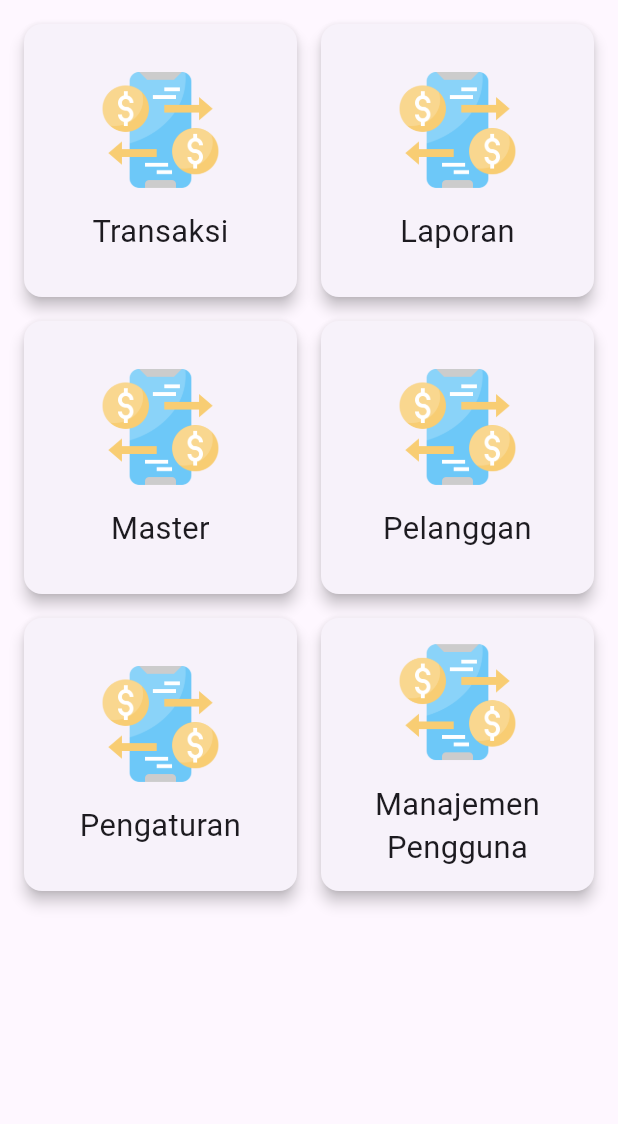
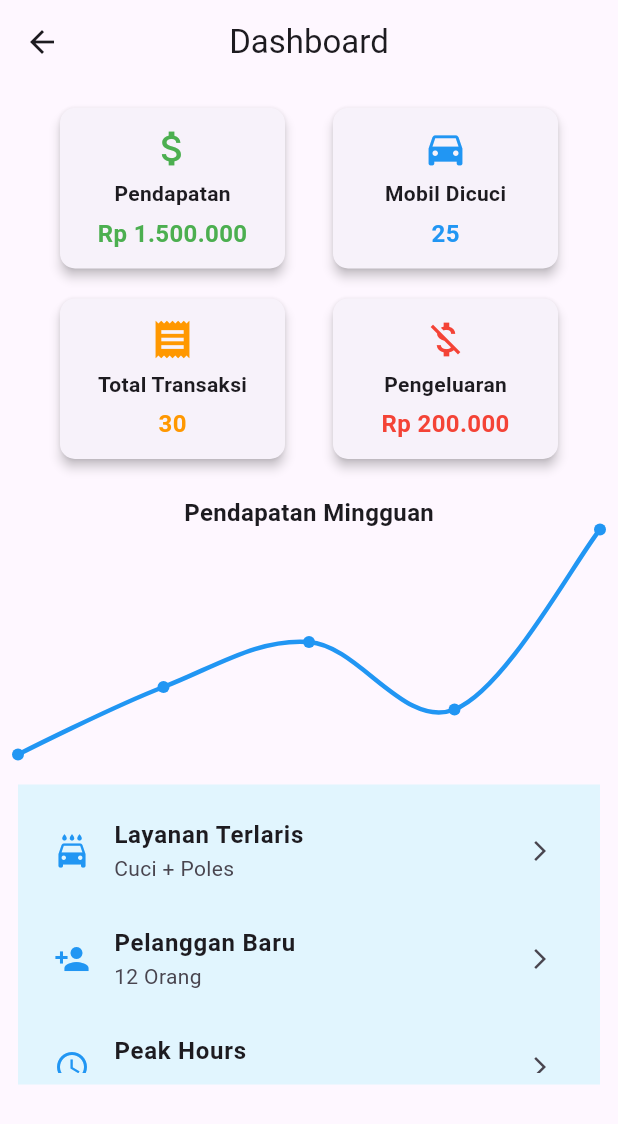
Before and after one commit to indratdev/frontendpos, a Flutter app: the MenuScreen screen opened by its route, after a tap on "Transaksi", on a phone screen of 412 x 824 dp. Shown: the top 1124 px of the screen. Run offline on Flutter 3.47's test engine with Material 3 defaults, Android fonts, the phone set to English and light mode, and no system bars; drawn by our look-alikes of fl_chart; our stand-ins replace flutter_bloc, persistent_bottom_nav_bar_v2, shared_preferences, sqflite; accounts and stored records are empty.

Commit message:
add: dashboard screen

```diff
--- a/lib/config/routes.dart
+++ b/lib/config/routes.dart
@@ -4,9 +4,11 @@ import 'package:frontendpos/presentation/screens/auth_screen/login_option_screen
 import 'package:frontendpos/presentation/screens/auth_screen/login_screen.dart';
 import 'package:frontendpos/presentation/screens/auth_screen/register_screen.dart';
 import 'package:frontendpos/presentation/screens/auth_screen/send_forgot_password_screen.dart';
+import 'package:frontendpos/presentation/screens/dashboard_screen/dashboard_screen.dart';
 import 'package:frontendpos/presentation/screens/home_screen/home_screen.dart';
 import 'package:frontendpos/presentation/screens/home_screen/menu_screen.dart';
 import 'package:frontendpos/presentation/screens/master_screen/master_screen.dart';
+import 'package:frontendpos/presentation/screens/settings_screen/account_screen/account_screen.dart';
 import 'package:frontendpos/presentation/screens/settings_screen/settings_screen.dart';
 import 'package:frontendpos/presentation/screens/splash_screen/splash_screen.dart';
 // import 'package:kita_muslim/presentation/screens/article_screen/article_screen.dart';
@@ -36,7 +38,9 @@ class Routes {
   static const String home = "/home";
   static const String menus = "/menus";
   static const String master = "/home/master";
+  static const String dashboard = "/home/dashboard";
   static const String settings = "/settings";
+  static const String account = "/settings/account";
 
   Map<String, WidgetBuilder> getRoutes = {
     splash: (_) => const SplashScreen(),
@@ -49,5 +53,7 @@ class Routes {
     menus: (_) => MenuScreen(),
     master: (_) => MasterScreen(),
     settings: (_) => SettingsScreen(),
+    account: (_) => AccountScreen(),
+    dashboard: (_) => DashboardScreen(),
   };
 }
--- /dev/null
+++ b/lib/presentation/screens/dashboard_screen/dashboard_screen.dart
@@ -0,0 +1,133 @@
+import 'package:flutter/material.dart';
+import 'package:fl_chart/fl_chart.dart';
+
+class DashboardScreen extends StatelessWidget {
+  const DashboardScreen({super.key});
+
+  @override
+  Widget build(BuildContext context) {
+    return Scaffold(
+      appBar: AppBar(
+        title: const Text("Dashboard"),
+        centerTitle: true,
+      ),
+      body: SingleChildScrollView(
+        physics: const AlwaysScrollableScrollPhysics(),
+        scrollDirection: Axis.vertical,
+        child: Padding(
+          padding: const EdgeInsets.all(12.0),
+          child: Column(
+            children: [
+              // Summary Cards
+              Row(
+                mainAxisAlignment: MainAxisAlignment.spaceEvenly,
+                children: [
+                  _buildSummaryCard("Pendapatan", "Rp 1.500.000",
+                      Icons.attach_money, Colors.green),
+                  _buildSummaryCard(
+                      "Mobil Dicuci", "25", Icons.directions_car, Colors.blue),
+                ],
+              ),
+              const SizedBox(height: 12),
+              Row(
+                mainAxisAlignment: MainAxisAlignment.spaceEvenly,
+                children: [
+                  _buildSummaryCard(
+                      "Total Transaksi", "30", Icons.receipt, Colors.orange),
+                  _buildSummaryCard(
+                      "Pengeluaran", "Rp 200.000", Icons.money_off, Colors.red),
+                ],
+              ),
+              const SizedBox(height: 20),
+
+              // Mini Chart (Pendapatan per hari)
+              const Text("Pendapatan Mingguan",
+                  style: TextStyle(fontSize: 16, fontWeight: FontWeight.bold)),
+              SizedBox(
+                height: 150,
+                child: LineChart(
+                  LineChartData(
+                    titlesData: FlTitlesData(show: false),
+                    borderData: FlBorderData(show: false),
+                    gridData: FlGridData(show: false),
+                    lineBarsData: [
+                      LineChartBarData(
+                        spots: [
+                          const FlSpot(1, 500),
+                          const FlSpot(2, 800),
+                          const FlSpot(3, 1000),
+                          const FlSpot(4, 700),
+                          const FlSpot(5, 1500),
+                        ],
+                        isCurved: true,
+                        barWidth: 3,
+                        color: Colors.blue,
+                        belowBarData: BarAreaData(show: false),
+                      )
+                    ],
+                  ),
+                ),
+              ),
+              const SizedBox(height: 20),
+
+              // List Data Operasional
+              Container(
+                color: Colors.lightBlue.shade50,
+                padding: EdgeInsets.all(8),
+                height: 200, // **Ganti Expanded dengan height tetap**
+                child: ListView(
+                  shrinkWrap: true,
+                  children: [
+                    _buildListTile("Layanan Terlaris", "Cuci + Poles",
+                        Icons.local_car_wash),
+                    _buildListTile(
+                        "Pelanggan Baru", "12 Orang", Icons.person_add),
+                    _buildListTile(
+                        "Peak Hours", "10:00 - 12:00 WIB", Icons.access_time),
+                    _buildListTile(
+                        "Booking Hari Ini", "5 pelanggan", Icons.event),
+                  ],
+                ),
+              ),
+            ],
+          ),
+        ),
+      ),
+    );
+  }
+
+  Widget _buildSummaryCard(
+      String title, String value, IconData icon, Color color) {
+    return Card(
+      shape: RoundedRectangleBorder(borderRadius: BorderRadius.circular(10)),
+      elevation: 3,
+      child: Container(
+        width: 150,
+        padding: const EdgeInsets.all(12),
+        child: Column(
+          mainAxisAlignment: MainAxisAlignment.center,
+          children: [
+            Icon(icon, size: 30, color: color),
+            const SizedBox(height: 5),
+            Text(title,
+                style:
+                    const TextStyle(fontSize: 14, fontWeight: FontWeight.bold)),
+            const SizedBox(height: 5),
+            Text(value,
+                style: TextStyle(
+                    fontSize: 16, fontWeight: FontWeight.bold, color: color)),
+          ],
+        ),
+      ),
+    );
+  }
+
+  Widget _buildListTile(String title, String subtitle, IconData icon) {
+    return ListTile(
+      leading: Icon(icon, color: Colors.blue),
+      title: Text(title, style: const TextStyle(fontWeight: FontWeight.bold)),
+      subtitle: Text(subtitle),
+      trailing: const Icon(Icons.arrow_forward_ios, size: 16),
+    );
+  }
+}
--- a/lib/presentation/screens/home_screen/menu_screen.dart
+++ b/lib/presentation/screens/home_screen/menu_screen.dart
@@ -1,7 +1,10 @@
 import 'package:flutter/material.dart';
 import 'package:frontendpos/config/routes.dart';
+import 'package:frontendpos/presentation/screens/dashboard_screen/dashboard_screen.dart';
+import 'package:frontendpos/presentation/screens/master_screen/master_screen.dart';
 import 'package:frontendpos/shared/utils/app_textSizes.dart';
 import 'package:frontendpos/shared/utils/constants.dart';
+import 'package:persistent_bottom_nav_bar_v2/persistent_bottom_nav_bar_v2.dart';
 
 class MenuScreen extends StatelessWidget {
   MenuScreen({super.key});
@@ -10,32 +13,37 @@ class MenuScreen extends StatelessWidget {
     MenuItemWidget(
       title: "Transaksi",
       imageName: Constants.transactionIcon,
-      routeName: "",
+      screenName: DashboardScreen(),
+    ),
+    MenuItemWidget(
+      title: "Dashboard",
+      imageName: Constants.transactionIcon,
+      screenName: DashboardScreen(),
     ),
     MenuItemWidget(
       title: "Laporan",
       imageName: Constants.transactionIcon,
-      routeName: "",
+      screenName: DashboardScreen(),
     ),
     MenuItemWidget(
       title: "Master",
       imageName: Constants.transactionIcon,
-      routeName: Routes.master,
+      screenName: MasterScreen(),
     ),
     MenuItemWidget(
       title: "Pelanggan",
       imageName: Constants.transactionIcon,
-      routeName: "",
+      screenName: DashboardScreen(),
     ),
     MenuItemWidget(
       title: "Pengaturan",
       imageName: Constants.transactionIcon,
-      routeName: "",
+      screenName: DashboardScreen(),
     ),
     MenuItemWidget(
       title: "Manajemen Pengguna",
       imageName: Constants.transactionIcon,
-      routeName: "",
+      screenName: DashboardScreen(),
     ),
   ];
 
@@ -74,19 +82,22 @@ class MenuScreen extends StatelessWidget {
 class MenuItemWidget extends StatelessWidget {
   final String title;
   final String imageName;
-  final String routeName;
+  final Widget screenName;
 
   const MenuItemWidget({
     super.key,
     required this.title,
     required this.imageName,
-    required this.routeName,
+    required this.screenName,
   });
 
   @override
   Widget build(BuildContext context) {
     return InkWell(
-      onTap: () => Navigator.pushNamed(context, routeName),
+      // onTap: () => Navigator.pushNamed(context, routeName),
+      onTap: () {
+        pushScreenWithoutNavBar(context, screenName);
+      },
       child: Column(
         mainAxisAlignment: MainAxisAlignment.center,
         children: [
--- a/lib/presentation/screens/settings_screen/settings_screen.dart
+++ b/lib/presentation/screens/settings_screen/settings_screen.dart
@@ -1,4 +1,5 @@
 import 'package:flutter/material.dart';
+import 'package:frontendpos/config/routes.dart';
 
 class SettingsScreen extends StatelessWidget {
   const SettingsScreen({super.key});
@@ -9,7 +10,7 @@ class SettingsScreen extends StatelessWidget {
       MenuListTileWidget(
         iconName: Icons.person_outline_sharp,
         title: "Akun",
-        routes: "",
+        routes: Routes.account,
       ),
       MenuListTileWidget(
         iconName: Icons.notifications_none,
@@ -42,6 +43,7 @@ class SettingsScreen extends StatelessWidget {
       appBar: AppBar(
         title: Text("Pengaturan"),
         centerTitle: true,
+        toolbarHeight: 100.0, // Atur tinggi AppBar
       ),
       body: Padding(
         padding: const EdgeInsets.fromLTRB(18, 12, 12, 12),
--- a/pubspec.yaml
+++ b/pubspec.yaml
@@ -33,6 +33,7 @@ dependencies:
   cupertino_icons: ^1.0.8
   dio: ^5.8.0+1
   equatable: ^2.0.7
+  fl_chart: ^0.70.2
   flutter:
     sdk: flutter
   flutter_bloc: ^9.0.0
```
Also changed, not shown: lib/presentation/screens/settings_screen/account_screen/account_screen.dart (added, +69 -0 lines), pubspec.lock, 4 other files.
